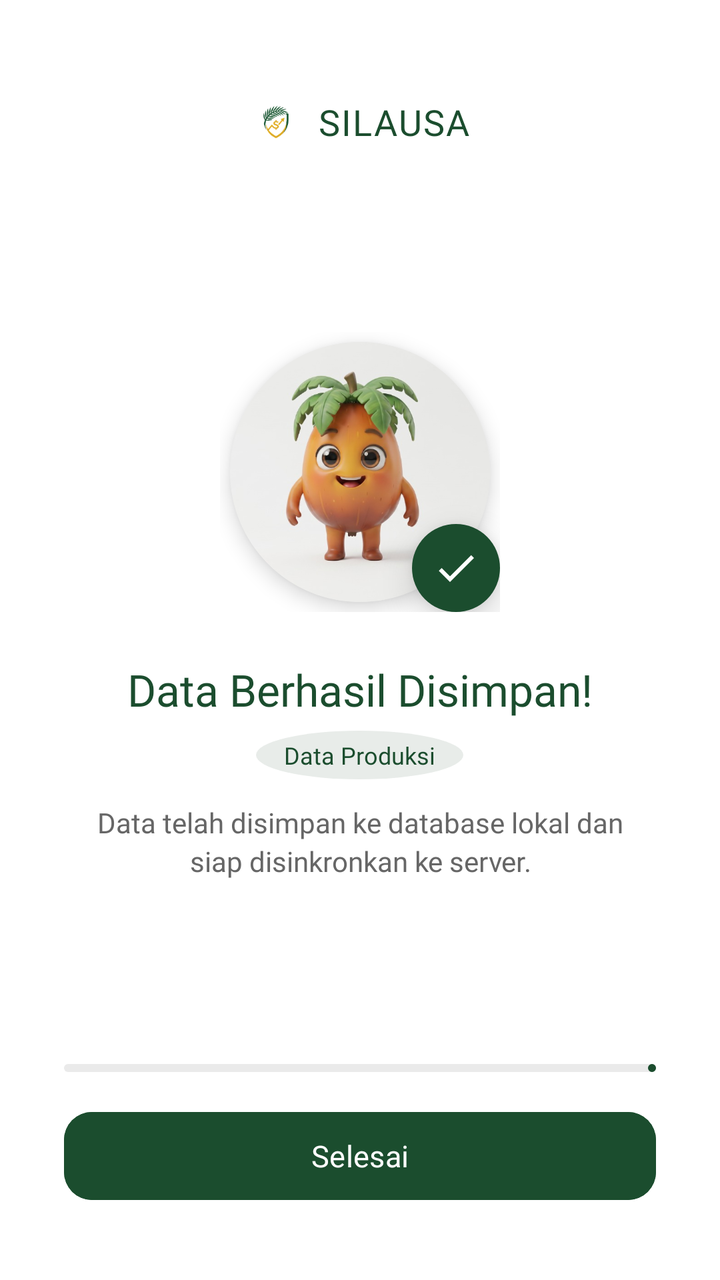
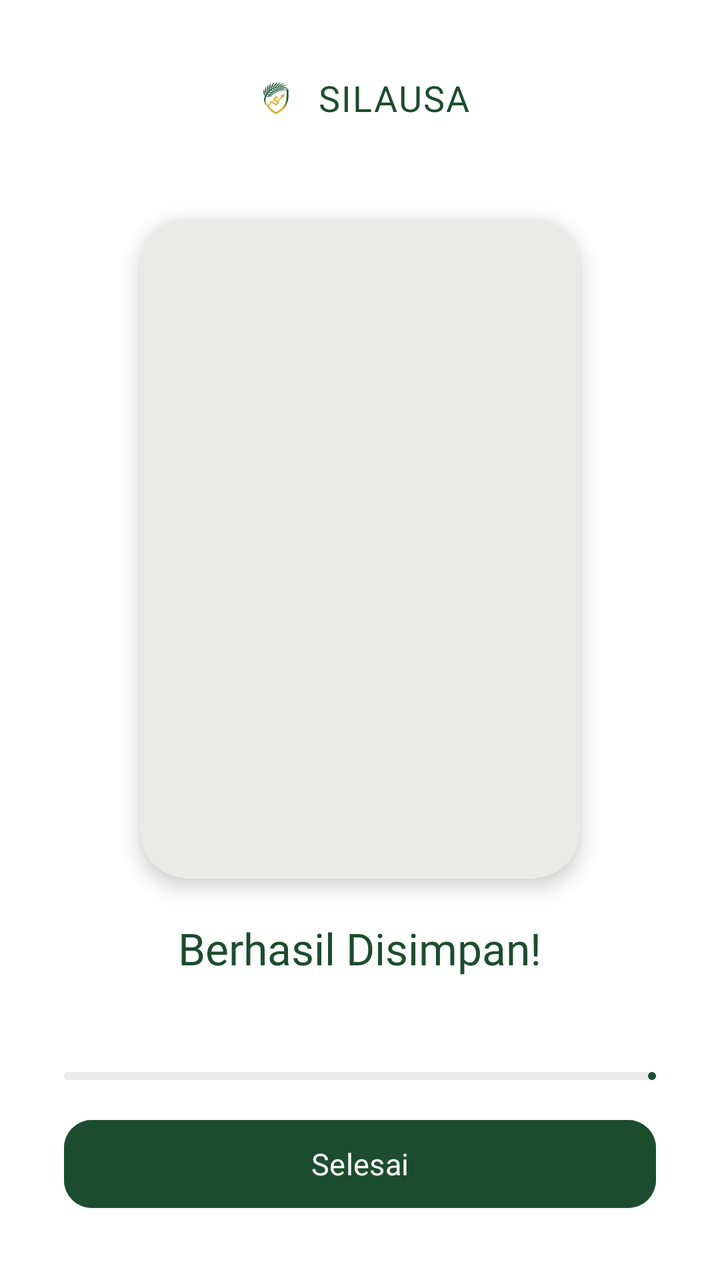

An Android layout rendered at two revisions. The XML below is the earlier revision; the diff shows what the commit changed to produce the second picture.
<!-- AndroidManifest.xml: application theme Theme.Notasawit -->
<!-- res/layout/activity_status_splash.xml -->
<?xml version="1.0" encoding="utf-8"?>
<androidx.constraintlayout.widget.ConstraintLayout xmlns:android="http://schemas.android.com/apk/res/android"
    xmlns:app="http://schemas.android.com/apk/res-auto"
    xmlns:tools="http://schemas.android.com/tools"
    android:id="@+id/layoutRoot"
    android:layout_width="match_parent"
    android:layout_height="match_parent"
    android:background="#FFFFFF"
    tools:context=".Utils.StatusSplashActivity">

    
    <LinearLayout
        android:id="@+id/headerBrand"
        android:layout_width="wrap_content"
        android:layout_height="wrap_content"
        android:orientation="horizontal"
        android:gravity="center_vertical"
        android:layout_marginTop="48dp"
        app:layout_constraintTop_toTopOf="parent"
        app:layout_constraintStart_toStartOf="parent"
        app:layout_constraintEnd_toEndOf="parent">

        <ImageView
            android:layout_width="26dp"
            android:layout_height="26dp"
            android:src="@drawable/logo"
            android:contentDescription="Logo SILAUSA" />

        <TextView
            android:layout_width="wrap_content"
            android:layout_height="wrap_content"
            android:layout_marginStart="8dp"
            android:text="SILAUSA"
            android:fontFamily="@font/poppins_bold"
            android:textSize="18sp"
            android:textColor="#1B4D2E"
            android:letterSpacing="0.04" />
    </LinearLayout>

    
    <LinearLayout
        android:id="@+id/llCenterStatus"
        android:layout_width="match_parent"
        android:layout_height="wrap_content"
        android:orientation="vertical"
        android:gravity="center"
        android:layout_marginHorizontal="28dp"
        app:layout_constraintTop_toBottomOf="@+id/headerBrand"
        app:layout_constraintBottom_toTopOf="@+id/llBottomAction">

        
        <FrameLayout
            android:id="@+id/badgeContainer"
            android:layout_width="140dp"
            android:layout_height="140dp">

            
            <androidx.cardview.widget.CardView
                android:id="@+id/cardMascotCircle"
                android:layout_width="130dp"
                android:layout_height="130dp"
                android:layout_gravity="center"
                app:cardCornerRadius="65dp"
                app:cardElevation="6dp"
                app:cardBackgroundColor="#EAEAE9">

                <ImageView
                    android:id="@+id/ivMascot"
                    android:layout_width="match_parent"
                    android:layout_height="match_parent"
                    android:scaleType="centerCrop"
                    android:src="@drawable/sawit_mascot"
                    android:contentDescription="Karakter Sawit" />
            </androidx.cardview.widget.CardView>

            
            <FrameLayout
                android:id="@+id/badgeStatus"
                android:layout_width="44dp"
                android:layout_height="44dp"
                android:layout_gravity="bottom|end"
                android:background="@drawable/bg_circle_success"
                android:elevation="10dp">

                <ImageView
                    android:id="@+id/ivStatusIcon"
                    android:layout_width="24dp"
                    android:layout_height="24dp"
                    android:layout_gravity="center"
                    android:src="@drawable/ic_check"
                    app:tint="#FFFFFF"
                    android:contentDescription="Status Icon" />
            </FrameLayout>

        </FrameLayout>

        
        <TextView
            android:id="@+id/tvStatusTitle"
            android:layout_width="wrap_content"
            android:layout_height="wrap_content"
            android:layout_marginTop="24dp"
            android:text="Data Berhasil Disimpan!"
            android:fontFamily="@font/poppins_bold"
            android:textSize="22sp"
            android:textColor="#1B4D2E"
            android:gravity="center" />

        
        <TextView
            android:id="@+id/tvCategoryBadge"
            android:layout_width="wrap_content"
            android:layout_height="wrap_content"
            android:layout_marginTop="6dp"
            android:paddingHorizontal="14dp"
            android:paddingVertical="4dp"
            android:background="@drawable/bg_circle_indicator"
            android:backgroundTint="#E8ECE9"
            android:text="Data Produksi"
            android:fontFamily="@font/poppins_semibold"
            android:textSize="12sp"
            android:textColor="#1B4D2E" />

        
        <TextView
            android:id="@+id/tvStatusMessage"
            android:layout_width="wrap_content"
            android:layout_height="wrap_content"
            android:layout_marginTop="12dp"
            android:layout_marginHorizontal="16dp"
            android:text="Data telah disimpan ke database lokal dan siap disinkronkan ke server."
            android:fontFamily="@font/poppins_regular"
            android:textSize="14sp"
            android:textColor="#666666"
            android:gravity="center"
            android:lineSpacingExtra="3dp" />

    </LinearLayout>

    
    <LinearLayout
        android:id="@+id/llBottomAction"
        android:layout_width="match_parent"
        android:layout_height="wrap_content"
        android:orientation="vertical"
        android:gravity="center"
        android:layout_marginHorizontal="32dp"
        android:layout_marginBottom="36dp"
        app:layout_constraintBottom_toBottomOf="parent"
        app:layout_constraintStart_toStartOf="parent"
        app:layout_constraintEnd_toEndOf="parent">

        
        <com.google.android.material.progressindicator.LinearProgressIndicator
            android:id="@+id/progressAutoClose"
            android:layout_width="match_parent"
            android:layout_height="wrap_content"
            android:layout_marginBottom="16dp"
            android:progress="0"
            app:indicatorColor="#1B4D2E"
            app:trackColor="#EAEAEA"
            app:trackCornerRadius="4dp"
            app:trackThickness="4dp" />

        
        <com.google.android.material.button.MaterialButton
            android:id="@+id/btnStatusAction"
            android:layout_width="match_parent"
            android:layout_height="52dp"
            android:backgroundTint="#1B4D2E"
            android:text="Selesai"
            android:textAllCaps="false"
            android:fontFamily="@font/poppins_semibold"
            android:textSize="15sp"
            android:textColor="#FFFFFF"
            app:cornerRadius="14dp" />

    </LinearLayout>

</androidx.constraintlayout.widget.ConstraintLayout>
<!-- resources referenced by this layout -->
<resources>
  <!-- drawable bg_circle_indicator (drawable) -->
  <?xml version="1.0" encoding="utf-8"?>
  <selector xmlns:android="http://schemas.android.com/apk/res/android">
      <item android:state_selected="true">
          <shape android:shape="oval">
              <solid android:color="@color/agri_green_dark" />
          </shape>
      </item>
      <item>
          <shape android:shape="oval">
              <solid android:color="#D6D6D6" />
          </shape>
      </item>
  </selector>
  <!-- drawable bg_circle_success (drawable) -->
  <?xml version="1.0" encoding="utf-8"?>
  <shape xmlns:android="http://schemas.android.com/apk/res/android"
      android:shape="oval">
      <solid android:color="#1B4D2E" />
  </shape>
  <!-- drawable ic_check (drawable) -->
  <vector xmlns:android="http://schemas.android.com/apk/res/android"
      android:width="24dp"
      android:height="24dp"
      android:viewportWidth="24"
      android:viewportHeight="24">
    <path
        android:fillColor="#FF000000"
        android:pathData="M9,16.17L4.83,12l-1.42,1.41L9,19 21,7l-1.41,-1.41z"/>
  </vector>
  <!-- drawable logo: png bitmap (drawable, 9874 bytes) -->
  <!-- drawable sawit_mascot: jpg bitmap (drawable, 38557 bytes) -->
  <style name="Theme.Notasawit" parent="Base.Theme.Notasawit" />
  <color name="agri_green_dark">@color/primary</color>
  <style name="Base.Theme.Notasawit" parent="Theme.Material3.Light.NoActionBar">
          
          <item name="colorPrimary">@color/primary</item>
          <item name="colorSecondary">@color/secondary</item>
          <item name="colorTertiary">@color/tertiary</item>
          <item name="android:statusBarColor">@color/white</item>
          <item name="android:windowLightStatusBar">true</item>
          
          <item name="elevationOverlayEnabled">false</item>
          <item name="colorSurface">@color/white</item>
          
          <item name="colorControlNormal">@color/tertiary</item>
          <item name="colorControlActivated">@color/primary</item>
      </style>
  <color name="primary">#1B4D2E</color>
  <color name="secondary">#D4AF37</color>
  <color name="tertiary">#002617</color>
  <color name="white">#FFFFFFFF</color>
</resources>

<!-- the commit's change to res/layout/activity_status_splash.xml (unified diff, before → after) -->
@@ -15,7 +15,7 @@
         android:layout_height="wrap_content"
         android:orientation="horizontal"
         android:gravity="center_vertical"
-        android:layout_marginTop="48dp"
+        android:layout_marginTop="36dp"
         app:layout_constraintTop_toTopOf="parent"
         app:layout_constraintStart_toStartOf="parent"
         app:layout_constraintEnd_toEndOf="parent">
@@ -41,57 +41,52 @@
     <LinearLayout
         android:id="@+id/llCenterStatus"
         android:layout_width="match_parent"
-        android:layout_height="wrap_content"
+        android:layout_height="0dp"
         android:orientation="vertical"
         android:gravity="center"
-        android:layout_marginHorizontal="28dp"
+        android:layout_marginHorizontal="24dp"
         app:layout_constraintTop_toBottomOf="@+id/headerBrand"
         app:layout_constraintBottom_toTopOf="@+id/llBottomAction">
 
         
+        <androidx.cardview.widget.CardView
+            android:id="@+id/cardVideoSuccess"
+            android:layout_width="220dp"
+            android:layout_height="330dp"
+            app:cardCornerRadius="24dp"
+            app:cardElevation="6dp"
+            app:cardBackgroundColor="#EAEAE9">
+
+            <ImageView
+                android:id="@+id/ivSuccessVideo"
+                android:layout_width="match_parent"
+                android:layout_height="match_parent"
+                android:scaleType="centerCrop"
+                android:contentDescription="Animasi Sawit Berhasil" />
+        </androidx.cardview.widget.CardView>
+
+        
         <FrameLayout
-            android:id="@+id/badgeContainer"
-            android:layout_width="140dp"
-            android:layout_height="140dp">
+            android:id="@+id/badgeErrorContainer"
+            android:layout_width="120dp"
+            android:layout_height="120dp"
+            android:visibility="gone">
 
-            
-            <androidx.cardview.widget.CardView
-                android:id="@+id/cardMascotCircle"
-                android:layout_width="130dp"
-                android:layout_height="130dp"
+            <FrameLayout
+                android:layout_width="100dp"
+                android:layout_height="100dp"
                 android:layout_gravity="center"
-                app:cardCornerRadius="65dp"
-                app:cardElevation="6dp"
-                app:cardBackgroundColor="#EAEAE9">
+                android:background="@drawable/bg_circle_error">
 
                 <ImageView
-                    android:id="@+id/ivMascot"
-                    android:layout_width="match_parent"
-                    android:layout_height="match_parent"
-                    android:scaleType="centerCrop"
-                    android:src="@drawable/sawit_mascot"
-                    android:contentDescription="Karakter Sawit" />
-            </androidx.cardview.widget.CardView>
-
-            
-            <FrameLayout
-                android:id="@+id/badgeStatus"
-                android:layout_width="44dp"
-                android:layout_height="44dp"
-                android:layout_gravity="bottom|end"
-                android:background="@drawable/bg_circle_success"
-                android:elevation="10dp">
-
-                <ImageView
-                    android:id="@+id/ivStatusIcon"
-                    android:layout_width="24dp"
-                    android:layout_height="24dp"
+                    android:id="@+id/ivErrorIcon"
+                    android:layout_width="48dp"
+                    android:layout_height="48dp"
                     android:layout_gravity="center"
-                    android:src="@drawable/ic_check"
+                    android:src="@drawable/ic_close"
                     app:tint="#FFFFFF"
-                    android:contentDescription="Status Icon" />
+                    android:contentDescription="Error Icon" />
             </FrameLayout>
-
         </FrameLayout>
 
         
@@ -99,8 +94,8 @@
             android:id="@+id/tvStatusTitle"
             android:layout_width="wrap_content"
             android:layout_height="wrap_content"
-            android:layout_marginTop="24dp"
-            android:text="Data Berhasil Disimpan!"
+            android:layout_marginTop="20dp"
+            android:text="Berhasil Disimpan!"
             android:fontFamily="@font/poppins_bold"
             android:textSize="22sp"
             android:textColor="#1B4D2E"
@@ -115,25 +110,27 @@
             android:paddingHorizontal="14dp"
             android:paddingVertical="4dp"
             android:background="@drawable/bg_circle_indicator"
-            android:backgroundTint="#E8ECE9"
-            android:text="Data Produksi"
+            android:backgroundTint="#FFEBEE"
+            android:text="Periksa Input"
             android:fontFamily="@font/poppins_semibold"
             android:textSize="12sp"
-            android:textColor="#1B4D2E" />
+            android:textColor="#D32F2F"
+            android:visibility="gone" />
 
         
         <TextView
             android:id="@+id/tvStatusMessage"
             android:layout_width="wrap_content"
             android:layout_height="wrap_content"
-            android:layout_marginTop="12dp"
+            android:layout_marginTop="8dp"
             android:layout_marginHorizontal="16dp"
-            android:text="Data telah disimpan ke database lokal dan siap disinkronkan ke server."
+            android:text=""
             android:fontFamily="@font/poppins_regular"
             android:textSize="14sp"
             android:textColor="#666666"
             android:gravity="center"
-            android:lineSpacingExtra="3dp" />
+            android:lineSpacingExtra="3dp"
+            android:visibility="gone" />
 
     </LinearLayout>
 
@@ -145,7 +142,7 @@
         android:orientation="vertical"
         android:gravity="center"
         android:layout_marginHorizontal="32dp"
-        android:layout_marginBottom="36dp"
+        android:layout_marginBottom="32dp"
         app:layout_constraintBottom_toBottomOf="parent"
         app:layout_constraintStart_toStartOf="parent"
         app:layout_constraintEnd_toEndOf="parent">
<!-- resource entries referenced after the edit -->
@@ -1,5 +1,11 @@
 <!-- resources referenced by this layout -->
 <resources>
+  <!-- drawable bg_circle_error (drawable) -->
+  <?xml version="1.0" encoding="utf-8"?>
+  <shape xmlns:android="http://schemas.android.com/apk/res/android"
+      android:shape="oval">
+      <solid android:color="#D32F2F" />
+  </shape>
   <!-- drawable bg_circle_indicator (drawable) -->
   <?xml version="1.0" encoding="utf-8"?>
   <selector xmlns:android="http://schemas.android.com/apk/res/android">
@@ -14,13 +20,7 @@
           </shape>
       </item>
   </selector>
-  <!-- drawable bg_circle_success (drawable) -->
-  <?xml version="1.0" encoding="utf-8"?>
-  <shape xmlns:android="http://schemas.android.com/apk/res/android"
-      android:shape="oval">
-      <solid android:color="#1B4D2E" />
-  </shape>
-  <!-- drawable ic_check (drawable) -->
+  <!-- drawable ic_close (drawable) -->
   <vector xmlns:android="http://schemas.android.com/apk/res/android"
       android:width="24dp"
       android:height="24dp"
@@ -28,10 +28,9 @@
       android:viewportHeight="24">
     <path
         android:fillColor="#FF000000"
-        android:pathData="M9,16.17L4.83,12l-1.42,1.41L9,19 21,7l-1.41,-1.41z"/>
+        android:pathData="M19,6.41L17.59,5 12,10.59 6.41,5 5,6.41 10.59,12 5,17.59 6.41,19 12,13.41 17.59,19 19,17.59 13.41,12z"/>
   </vector>
   <!-- drawable logo: png bitmap (drawable, 9874 bytes) -->
-  <!-- drawable sawit_mascot: jpg bitmap (drawable, 38557 bytes) -->
   <style name="Theme.Notasawit" parent="Base.Theme.Notasawit" />
   <color name="agri_green_dark">@color/primary</color>
   <style name="Base.Theme.Notasawit" parent="Theme.Material3.Light.NoActionBar">
